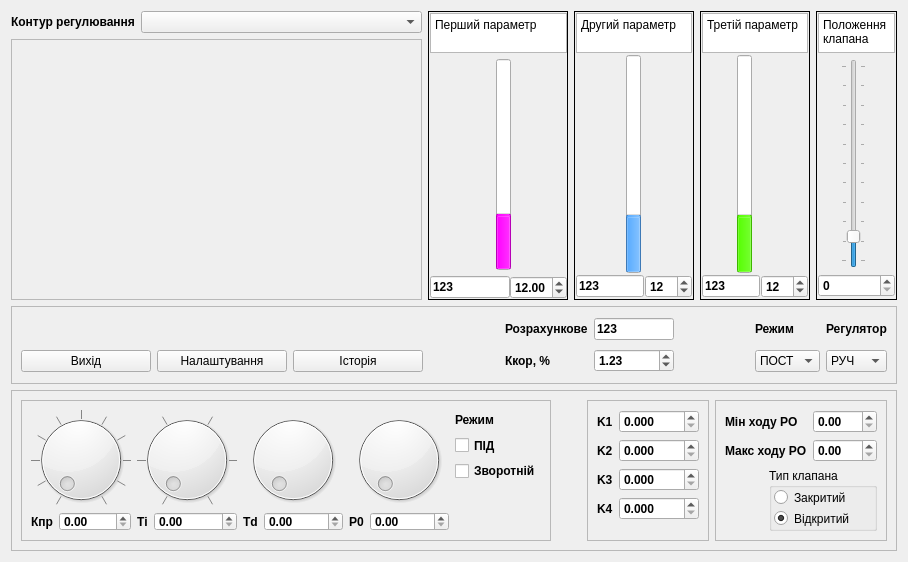
The window that panelReg/panelReg.ui (vanessaorgua/lib) describes before a commit, drawn with Qt 5.
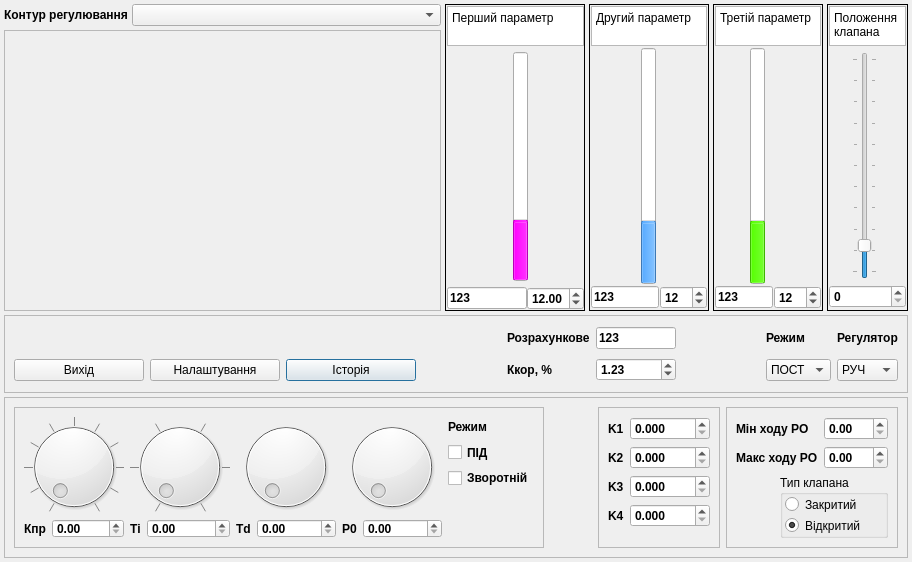
The same window after the commit. Icons and pictures are not drawn. Custom widgets are drawn as their Qt base class.

```diff
--- a/panelReg/panelReg.ui
+++ b/panelReg/panelReg.ui
@@ -6,7 +6,7 @@
    <rect>
     <x>0</x>
     <y>0</y>
-    <width>908</width>
+    <width>912</width>
     <height>562</height>
    </rect>
   </property>
@@ -14,6 +14,12 @@
    <string>panelReg</string>
   </property>
   <layout class="QGridLayout" name="gridLayout_9">
+   <property name="margin">
+    <number>4</number>
+   </property>
+   <property name="spacing">
+    <number>4</number>
+   </property>
    <item row="0" column="0">
     <widget class="QLabel" name="label_2">
      <property name="font">
@@ -378,6 +384,12 @@
            <property name="whatsThis">
             <string>Постійне завдання на перший параметер</string>
            </property>
+           <property name="buttonSymbols">
+            <enum>QAbstractSpinBox::UpDownArrows</enum>
+           </property>
+           <property name="accelerated">
+            <bool>true</bool>
+           </property>
            <property name="decimals">
             <number>2</number>
            </property>
@@ -512,6 +524,12 @@
         <property name="whatsThis">
          <string>Вихід на клапан</string>
         </property>
+        <property name="buttonSymbols">
+         <enum>QAbstractSpinBox::UpDownArrows</enum>
+        </property>
+        <property name="accelerated">
+         <bool>true</bool>
+        </property>
         <property name="decimals">
          <number>0</number>
         </property>
@@ -710,6 +728,12 @@
         <property name="text">
          <string>Історія</string>
         </property>
+        <property name="autoDefault">
+         <bool>true</bool>
+        </property>
+        <property name="default">
+         <bool>true</bool>
+        </property>
        </widget>
       </item>
       <item row="1" column="4">
@@ -754,6 +778,12 @@
         <property name="accessibleName">
          <string>Коефіцієнт корекції розрахункового завдання</string>
         </property>
+        <property name="buttonSymbols">
+         <enum>QAbstractSpinBox::UpDownArrows</enum>
+        </property>
+        <property name="accelerated">
+         <bool>true</bool>
+        </property>
         <property name="decimals">
          <number>2</number>
         </property>
@@ -933,6 +963,12 @@
            <property name="whatsThis">
             <string>Коефіцієнт пропорційності регулятора</string>
            </property>
+           <property name="buttonSymbols">
+            <enum>QAbstractSpinBox::UpDownArrows</enum>
+           </property>
+           <property name="accelerated">
+            <bool>true</bool>
+           </property>
            <property name="singleStep">
             <double>0.100000000000000</double>
            </property>
@@ -949,6 +985,12 @@
            <property name="whatsThis">
             <string>Час ізодрому (час подвоєння)</string>
            </property>
+           <property name="buttonSymbols">
+            <enum>QAbstractSpinBox::UpDownArrows</enum>
+           </property>
+           <property name="accelerated">
+            <bool>true</bool>
+           </property>
            <property name="maximum">
             <double>1000.000000000000000</double>
            </property>
@@ -968,6 +1010,12 @@
            <property name="whatsThis">
             <string>зміщення виходу для пропорційного регулятора</string>
            </property>
+           <property name="buttonSymbols">
+            <enum>QAbstractSpinBox::UpDownArrows</enum>
+           </property>
+           <property name="accelerated">
+            <bool>true</bool>
+           </property>
            <property name="maximum">
             <double>1000.000000000000000</double>
            </property>
@@ -1201,6 +1249,12 @@
            <property name="whatsThis">
             <string>зміщення виходу для пропорційного регулятора</string>
            </property>
+           <property name="buttonSymbols">
+            <enum>QAbstractSpinBox::UpDownArrows</enum>
+           </property>
+           <property name="accelerated">
+            <bool>true</bool>
+           </property>
            <property name="maximum">
             <double>100.000000000000000</double>
            </property>
@@ -1477,6 +1531,12 @@
            <property name="whatsThis">
             <string>Обмеження ходу робочого органа знину</string>
            </property>
+           <property name="buttonSymbols">
+            <enum>QAbstractSpinBox::UpDownArrows</enum>
+           </property>
+           <property name="accelerated">
+            <bool>true</bool>
+           </property>
            <property name="maximum">
             <double>100.000000000000000</double>
            </property>
@@ -1563,6 +1623,12 @@
            <property name="whatsThis">
             <string>Обмедення ходу робочого органа зверху</string>
            </property>
+           <property name="buttonSymbols">
+            <enum>QAbstractSpinBox::UpDownArrows</enum>
+           </property>
+           <property name="accelerated">
+            <bool>true</bool>
+           </property>
            <property name="maximum">
             <double>100.000000000000000</double>
            </property>
@@ -1719,6 +1785,12 @@
            <property name="whatsThis">
             <string>Завдання на другий параметер</string>
            </property>
+           <property name="buttonSymbols">
+            <enum>QAbstractSpinBox::UpDownArrows</enum>
+           </property>
+           <property name="accelerated">
+            <bool>true</bool>
+           </property>
            <property name="decimals">
             <number>0</number>
            </property>
@@ -2054,6 +2126,12 @@
            <property name="whatsThis">
             <string>Завдання на третій параметр</string>
            </property>
+           <property name="buttonSymbols">
+            <enum>QAbstractSpinBox::UpDownArrows</enum>
+           </property>
+           <property name="accelerated">
+            <bool>true</bool>
+           </property>
            <property name="decimals">
             <number>0</number>
            </property>
```
Left out of the diff: 19 changed lines with no effect on the pictures.
